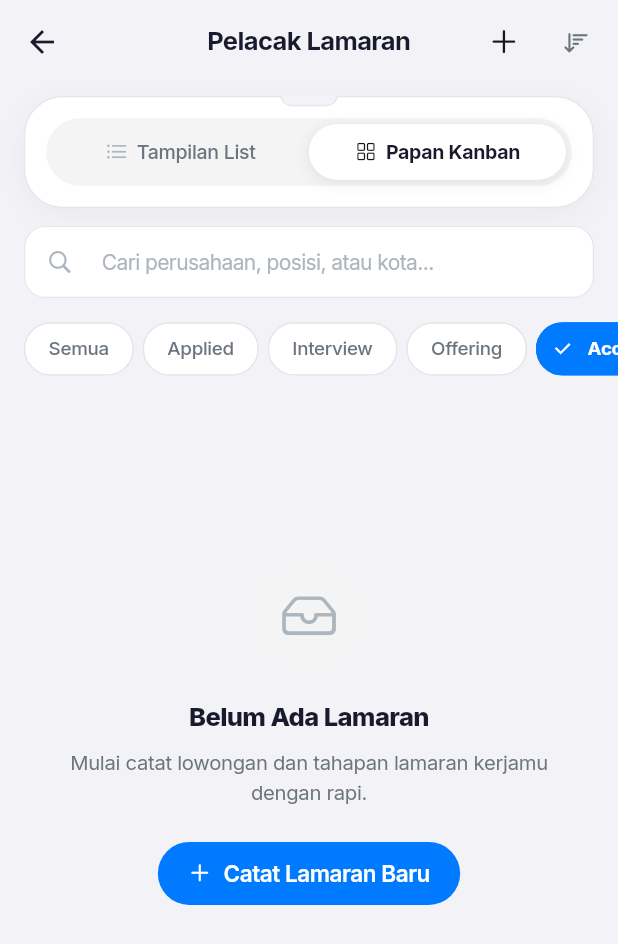
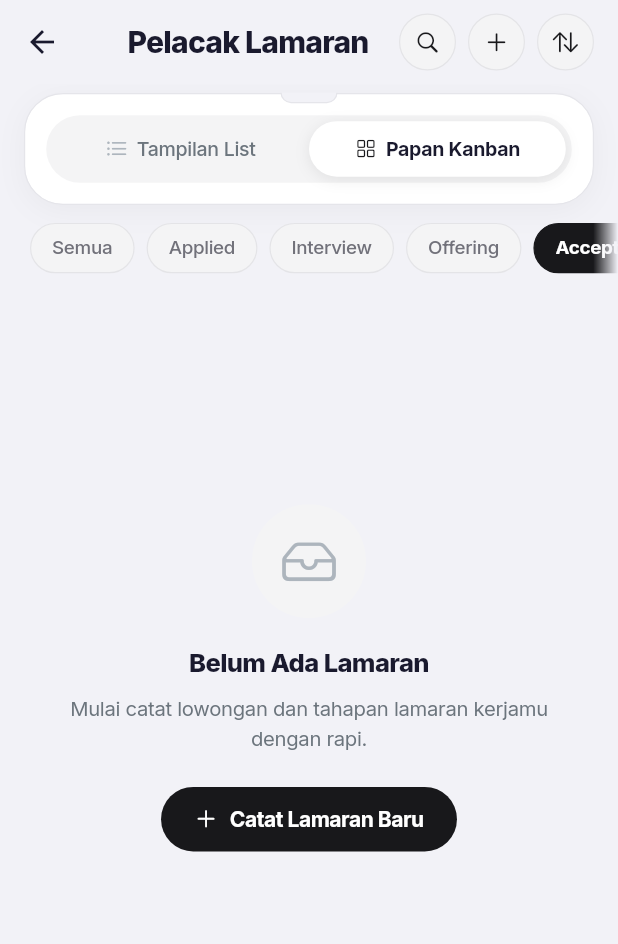
Before and after one commit to MyusiZ3/AppliQ, a Flutter app: the ApplicationsListScreen screen opened directly with empty values, after a tap on "Papan Kanban", after a tap on "Accepted", on a phone screen of 412 x 824 dp. Shown: the top 944 px of the screen. Run offline on Flutter 3.47's test engine with Material 3 defaults, Android fonts, the phone set to English and light mode, and no system bars; our stand-ins replace flutter_dotenv, google_fonts, google_sign_in, shared_preferences, supabase_flutter; accounts and stored records are empty.

Commit message:
feat(ui): refine application tracker header with collapsible search, monochrome filters, and scroll fade

```diff
--- a/lib/presentation/screens/applications/applications_list_screen.dart
+++ b/lib/presentation/screens/applications/applications_list_screen.dart
@@ -1,6 +1,7 @@
 import 'dart:async';
 import 'package:flutter/material.dart';
 import 'package:flutter/cupertino.dart';
+import 'package:flutter/services.dart';
 import '../../../core/constants/app_colors.dart';
 import '../../../core/constants/app_enums.dart';
 import '../../../data/models/job_application.dart';
@@ -10,6 +11,7 @@ import '../../widgets/application_card.dart';
 import '../../widgets/empty_state_view.dart';
 import '../../widgets/notched_pill_card.dart';
 import '../../widgets/status_badge.dart';
+import '../../widgets/appliq_loading.dart';
 import 'application_detail_screen.dart';
 import 'application_form_screen.dart';
 
@@ -26,6 +28,8 @@ class _ApplicationsListScreenState extends State<ApplicationsListScreen> {
   List<JobApplication> _applications = [];
   bool _isLoading = true;
   String _searchQuery = '';
+  final TextEditingController _searchController = TextEditingController();
+  bool _isSearchOpen = false;
   ApplicationStatus? _selectedStatusFilter;
   bool _isKanbanView = false;
   String _sortBy = 'newest';
@@ -43,6 +47,7 @@ class _ApplicationsListScreenState extends State<ApplicationsListScreen> {
   @override
   void dispose() {
     _dataSub?.cancel();
+    _searchController.dispose();
     super.dispose();
   }
 
@@ -105,24 +110,41 @@ class _ApplicationsListScreenState extends State<ApplicationsListScreen> {
         backgroundColor: isDark ? AppColors.backgroundDark : AppColors.background,
         elevation: 0,
         scrolledUnderElevation: 0,
+        titleSpacing: 20,
         title: Text(
           'Pelacak Lamaran',
           style: TextStyle(
-            fontSize: 17,
-            fontWeight: FontWeight.w700,
+            fontSize: 20,
+            fontWeight: FontWeight.w800,
             color: isDark ? AppColors.textPrimaryDark : AppColors.textPrimary,
-            letterSpacing: -0.4,
+            letterSpacing: -0.5,
           ),
         ),
         actions: [
-          IconButton(
-            icon: Icon(
-              CupertinoIcons.plus,
-              color: isDark ? Colors.white : const Color(0xFF18181B),
-              size: 22,
+          // Search Toggle Button (Circular Pill as in reference image)
+          _buildCircleActionButton(
+            icon: _isSearchOpen ? CupertinoIcons.xmark : CupertinoIcons.search,
+            isDark: isDark,
+            isActive: _isSearchOpen,
+            onTap: () {
+              HapticFeedback.selectionClick();
+              setState(() {
+                _isSearchOpen = !_isSearchOpen;
+                if (!_isSearchOpen) {
+                  _searchQuery = '';
+                  _searchController.clear();
+                }
+              });
+            },
           ),
-            tooltip: 'Catat Lamaran',
-            onPressed: () async {
+          const SizedBox(width: 8),
+
+          // Add Application Button (Circular Pill as in reference image)
+          _buildCircleActionButton(
+            icon: CupertinoIcons.plus,
+            isDark: isDark,
+            onTap: () async {
+              HapticFeedback.lightImpact();
               final added = await Navigator.of(context).push(
                 MaterialPageRoute(
                   builder: (_) => ApplicationFormScreen(repository: widget.repository),
@@ -131,29 +153,84 @@ class _ApplicationsListScreenState extends State<ApplicationsListScreen> {
               if (added == true) _loadApplications();
             },
           ),
+          const SizedBox(width: 8),
+
+          // Sort Button (Circular Pill)
           PopupMenuButton<String>(
-            icon: Icon(
-              CupertinoIcons.sort_down,
-              color: isDark ? AppColors.textSecondaryDark : AppColors.textSecondary,
-              size: 20,
-            ),
             tooltip: 'Urutkan',
             initialValue: _sortBy,
             onSelected: (val) => setState(() => _sortBy = val),
+            offset: const Offset(0, 44),
+            shape: RoundedRectangleBorder(borderRadius: BorderRadius.circular(16)),
+            color: isDark ? const Color(0xFF27272A) : Colors.white,
             itemBuilder: (context) => [
               const PopupMenuItem(value: 'newest', child: Text('Tanggal Terbaru')),
               const PopupMenuItem(value: 'oldest', child: Text('Tanggal Terlama')),
               const PopupMenuItem(value: 'name', child: Text('Nama Perusahaan (A-Z)')),
             ],
+            child: _buildCircleActionButton(
+              icon: CupertinoIcons.arrow_up_arrow_down,
+              isDark: isDark,
+              onTap: null,
             ),
-          const SizedBox(width: 4),
+          ),
+          const SizedBox(width: 16),
         ],
       ),
       body: Column(
         children: [
-          // Notched Pill View Switcher
+          // Collapsible Search Bar (Only appears when search icon is clicked)
+          if (_isSearchOpen)
             Padding(
-            padding: const EdgeInsets.fromLTRB(16, 8, 16, 8),
+              padding: const EdgeInsets.fromLTRB(16, 4, 16, 8),
+              child: Container(
+                decoration: BoxDecoration(
+                  color: isDark ? AppColors.surfaceDark : AppColors.surface,
+                  borderRadius: BorderRadius.circular(16),
+                  border: Border.all(
+                    color: isDark ? AppColors.borderDark : AppColors.borderLight,
+                    width: 0.8,
+                  ),
+                ),
+                child: TextField(
+                  controller: _searchController,
+                  autofocus: true,
+                  onChanged: (val) => setState(() => _searchQuery = val),
+                  style: TextStyle(
+                    fontSize: 14,
+                    color: isDark ? AppColors.textPrimaryDark : AppColors.textPrimary,
+                  ),
+                  decoration: InputDecoration(
+                    hintText: 'Cari perusahaan, posisi, atau lokasi...',
+                    hintStyle: TextStyle(
+                      color: isDark ? AppColors.textHintDark : AppColors.textHint,
+                      fontSize: 13.5,
+                    ),
+                    prefixIcon: Icon(
+                      CupertinoIcons.search,
+                      color: isDark ? AppColors.textHintDark : AppColors.textHint,
+                      size: 17,
+                    ),
+                    suffixIcon: _searchQuery.isNotEmpty
+                        ? IconButton(
+                            icon: const Icon(CupertinoIcons.clear_circled_solid, size: 16),
+                            color: isDark ? AppColors.textHintDark : AppColors.textHint,
+                            onPressed: () {
+                              _searchController.clear();
+                              setState(() => _searchQuery = '');
+                            },
+                          )
+                        : null,
+                    border: InputBorder.none,
+                    contentPadding: const EdgeInsets.symmetric(horizontal: 16, vertical: 12),
+                  ),
+                ),
+              ),
+            ),
+
+          // Notched Pill View Switcher (Daftar vs Kanban)
+          Padding(
+            padding: const EdgeInsets.fromLTRB(16, 6, 16, 8),
             child: NotchedPillCard<bool>(
               items: const [
                 NotchedPillItem(
@@ -172,78 +249,50 @@ class _ApplicationsListScreenState extends State<ApplicationsListScreen> {
             ),
           ),
 
-          // Search Bar
-          Padding(
-            padding: const EdgeInsets.fromLTRB(16, 4, 16, 8),
-            child: TextField(
-              onChanged: (val) => setState(() => _searchQuery = val),
-              style: TextStyle(
-                fontSize: 14,
-                color: isDark ? AppColors.textPrimaryDark : AppColors.textPrimary,
-              ),
-              decoration: InputDecoration(
-                hintText: 'Cari perusahaan, posisi, atau kota...',
-                hintStyle: TextStyle(
-                  color: isDark ? AppColors.textHintDark : AppColors.textHint,
-                  fontSize: 14,
-                ),
-                prefixIcon: Icon(
-                  CupertinoIcons.search,
-                  color: isDark ? AppColors.textHintDark : AppColors.textHint,
-                  size: 18,
-                ),
-                filled: true,
-                fillColor: isDark ? AppColors.surfaceDark : AppColors.surface,
-                contentPadding: const EdgeInsets.symmetric(horizontal: 16, vertical: 12),
-                border: OutlineInputBorder(
-                  borderRadius: BorderRadius.circular(14),
-                  borderSide: BorderSide(
-                    color: isDark ? AppColors.borderDark : AppColors.borderLight,
-                    width: 0.8,
-                  ),
-                ),
-                enabledBorder: OutlineInputBorder(
-                  borderRadius: BorderRadius.circular(14),
-                  borderSide: BorderSide(
-                    color: isDark ? AppColors.borderDark : AppColors.borderLight,
-                    width: 0.8,
-                  ),
-                ),
-                focusedBorder: OutlineInputBorder(
-                  borderRadius: BorderRadius.circular(14),
-                  borderSide: const BorderSide(color: AppColors.primary, width: 1.5),
-                ),
-              ),
-            ),
-          ),
-
-          // Horizontal Status Filter Chips
-          SingleChildScrollView(
+          // Horizontal Status Filter Pills with Soft Edge Gradient Fade
+          ShaderMask(
+            shaderCallback: (Rect bounds) {
+              return const LinearGradient(
+                begin: Alignment.centerLeft,
+                end: Alignment.centerRight,
+                colors: [
+                  Colors.transparent,
+                  Colors.black,
+                  Colors.black,
+                  Colors.transparent,
+                ],
+                stops: [0.0, 0.04, 0.96, 1.0],
+              ).createShader(bounds);
+            },
+            blendMode: BlendMode.dstIn,
+            child: SingleChildScrollView(
               scrollDirection: Axis.horizontal,
-            padding: const EdgeInsets.symmetric(horizontal: 16, vertical: 2),
+              physics: const BouncingScrollPhysics(),
+              padding: const EdgeInsets.symmetric(horizontal: 20, vertical: 4),
               child: Row(
                 children: [
-                _buildFilterChip('Semua', null, isDark),
-                const SizedBox(width: 6),
+                  _buildFilterPill('Semua', null, isDark),
+                  const SizedBox(width: 8),
                   ...ApplicationStatus.values.map(
                     (status) => Padding(
-                    padding: const EdgeInsets.only(right: 6),
-                    child: _buildFilterChip(status.label, status, isDark),
+                      padding: const EdgeInsets.only(right: 8),
+                      child: _buildFilterPill(status.label, status, isDark),
                     ),
                   ),
                 ],
               ),
             ),
+          ),
 
           const SizedBox(height: 6),
 
-          // Content
+          // Content List / Kanban View
           Expanded(
             child: _isLoading
                 ? const Center(
                     child: Padding(
                       padding: EdgeInsets.only(bottom: 60),
-                      child: CircularProgressIndicator(),
+                      child: AppliqLoading(),
                     ),
                   )
                 : filtered.isEmpty
@@ -281,41 +330,91 @@ class _ApplicationsListScreenState extends State<ApplicationsListScreen> {
     );
   }
 
-  Widget _buildFilterChip(String label, ApplicationStatus? status, bool isDark) {
+  Widget _buildCircleActionButton({
+    required IconData icon,
+    required bool isDark,
+    bool isActive = false,
+    VoidCallback? onTap,
+  }) {
+    return GestureDetector(
+      onTap: onTap,
+      child: Container(
+        width: 38,
+        height: 38,
+        decoration: BoxDecoration(
+          color: isActive
+              ? (isDark ? Colors.white : const Color(0xFF18181B))
+              : (isDark ? const Color(0xFF27272A) : const Color(0xFFF4F4F5)),
+          shape: BoxShape.circle,
+          border: Border.all(
+            color: isActive
+                ? (isDark ? Colors.white : const Color(0xFF18181B))
+                : (isDark ? const Color(0xFF3F3F46) : const Color(0xFFE4E4E7)),
+            width: 0.8,
+          ),
+        ),
+        child: Center(
+          child: Icon(
+            icon,
+            size: 17,
+            color: isActive
+                ? (isDark ? const Color(0xFF18181B) : Colors.white)
+                : (isDark ? Colors.white : const Color(0xFF18181B)),
+          ),
+        ),
+      ),
+    );
+  }
+
+  Widget _buildFilterPill(String label, ApplicationStatus? status, bool isDark) {
     final isSelected = _selectedStatusFilter == status;
-    return ChoiceChip(
-      label: Text(
+    return GestureDetector(
+      behavior: HitTestBehavior.opaque,
+      onTap: () {
+        HapticFeedback.selectionClick();
+        setState(() => _selectedStatusFilter = status);
+      },
+      child: AnimatedContainer(
+        duration: const Duration(milliseconds: 180),
+        padding: const EdgeInsets.symmetric(horizontal: 14, vertical: 7),
+        decoration: BoxDecoration(
+          color: isSelected
+              ? (isDark ? Colors.white : const Color(0xFF18181B))
+              : (isDark ? const Color(0xFF27272A) : const Color(0xFFF4F4F5)),
+          borderRadius: BorderRadius.circular(100),
+          border: Border.all(
+            color: isSelected
+                ? (isDark ? Colors.white : const Color(0xFF18181B))
+                : (isDark ? const Color(0xFF3F3F46) : const Color(0xFFE4E4E7)),
+            width: 0.8,
+          ),
+        ),
+        child: Text(
           label,
           style: TextStyle(
             fontSize: 12.5,
             fontWeight: isSelected ? FontWeight.w700 : FontWeight.w500,
             letterSpacing: -0.2,
             color: isSelected
-              ? Colors.white
-              : (isDark ? AppColors.textSecondaryDark : AppColors.textSecondary),
+                ? (isDark ? const Color(0xFF18181B) : Colors.white)
+                : (isDark ? const Color(0xFFA1A1AA) : const Color(0xFF71717A)),
           ),
         ),
-      selected: isSelected,
-      selectedColor: AppColors.primary,
-      backgroundColor: isDark ? AppColors.surfaceDark : AppColors.surface,
-      side: BorderSide(
-        color: isSelected
-            ? AppColors.primary
-            : (isDark ? AppColors.borderDark : AppColors.borderLight),
-        width: 0.8,
       ),
-      shape: RoundedRectangleBorder(borderRadius: BorderRadius.circular(100)),
-      onSelected: (_) => setState(() => _selectedStatusFilter = status),
     );
   }
 
   Widget _buildKanbanView(bool isDark) {
-    return ListView(
+    final statuses = ApplicationStatus.values;
+    return ListView.builder(
       scrollDirection: Axis.horizontal,
       padding: const EdgeInsets.symmetric(horizontal: 12, vertical: 8),
-      children: ApplicationStatus.values.map((status) {
+      itemCount: statuses.length,
+      itemBuilder: (context, colIndex) {
+        final status = statuses[colIndex];
         final appsInStatus = _applications.where((a) => a.status == status).toList();
-        return Container(
+        return RepaintBoundary(
+          child: Container(
             width: 280,
             margin: const EdgeInsets.symmetric(horizontal: 4),
             decoration: BoxDecoration(
@@ -383,8 +482,9 @@ class _ApplicationsListScreenState extends State<ApplicationsListScreen> {
                 ),
               ],
             ),
+          ),
         );
-      }).toList(),
+      },
     );
   }
 
@@ -402,11 +502,25 @@ class _ApplicationsListScreenState extends State<ApplicationsListScreen> {
           );
           if (added == true) _loadApplications();
         },
-        icon: const Icon(CupertinoIcons.plus, size: 16),
-        label: const Text('Catat Lamaran Baru'),
+        icon: Icon(
+          CupertinoIcons.plus,
+          size: 16,
+          color: isDark ? const Color(0xFF18181B) : Colors.white,
+        ),
+        label: Text(
+          'Catat Lamaran Baru',
+          style: TextStyle(
+            fontWeight: FontWeight.w700,
+            fontSize: 14,
+            color: isDark ? const Color(0xFF18181B) : Colors.white,
+          ),
+        ),
         style: ElevatedButton.styleFrom(
+          backgroundColor: isDark ? Colors.white : const Color(0xFF18181B),
+          foregroundColor: isDark ? const Color(0xFF18181B) : Colors.white,
+          elevation: 0,
           shape: RoundedRectangleBorder(borderRadius: BorderRadius.circular(100)),
-          padding: const EdgeInsets.symmetric(horizontal: 20, vertical: 12),
+          padding: const EdgeInsets.symmetric(horizontal: 22, vertical: 13),
         ),
       ),
     );
```
Lines whose indentation alone changed are shown as unchanged.
